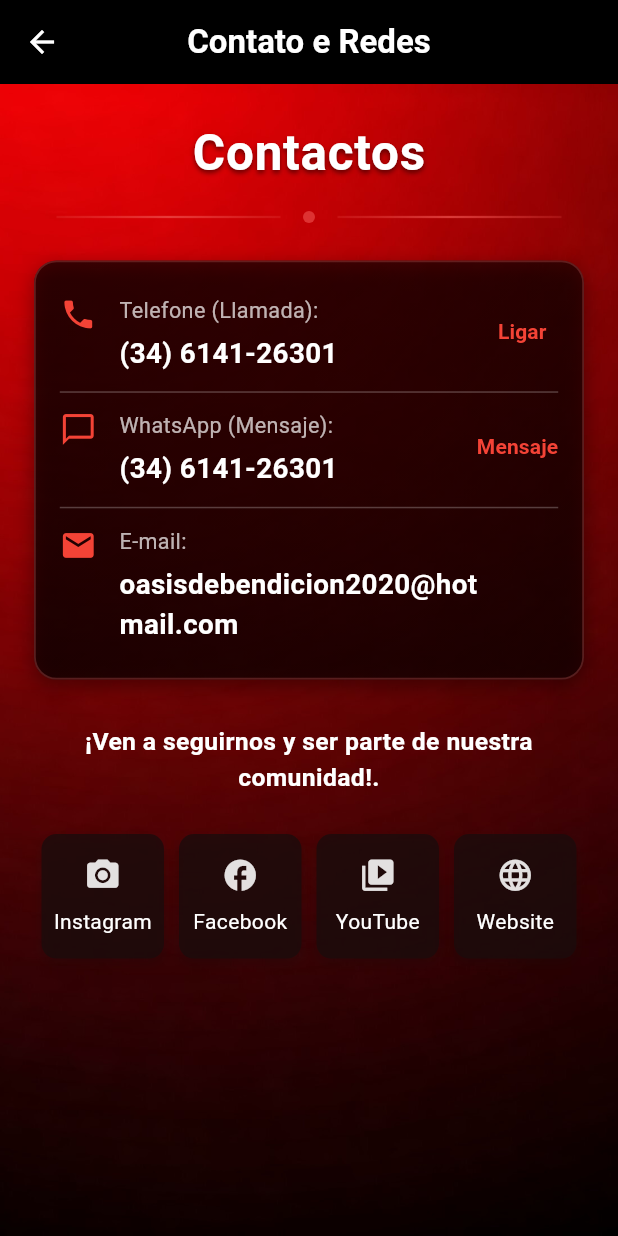
After one commit to madaipsantos/oasis-de-bendicion-app-android, a Flutter app: the ContactsRadioScreen screen opened by its route, on a phone screen of 412 x 824 dp. The commit adds this screen. Run offline on Flutter 3.47's test engine with Material 3 defaults, Android fonts, the phone set to English and light mode, and no system bars; our stand-ins replace audio_service, just_audio, material_design_icons_flutter, package_info_plus, permission_handler, youtube_player_flutter; missing offline and left inert: audio_session, disable_battery_optimizations_latest; network calls fail.

Commit message:
feact: create new contacts page radio

```diff
--- a/lib/config/router/app_router.dart
+++ b/lib/config/router/app_router.dart
@@ -6,6 +6,7 @@ import 'package:webradiooasis/presentation/screens/church_vision_mission_screen.
 import 'package:webradiooasis/presentation/screens/church_services_screen.dart';
 import 'package:webradiooasis/presentation/screens/church_contacts_screen.dart';
 import 'package:webradiooasis/presentation/screens/cult_transmission_screen.dart';
+import 'package:webradiooasis/presentation/screens/radio_contacts_screen.dart';
 import 'package:webradiooasis/presentation/screens/radio_main_screen.dart';
 import 'package:webradiooasis/presentation/screens/radio_programs_screen.dart';
 
@@ -22,6 +23,7 @@ class AppRouter {
   static const String cultTransmissions = '/cult-transmissions';
   static const String location = '/location';
   static const String prayerRequests = '/prayer-requests';
+  static const String contactsRadio = '/contacts-radio';
 
   /// Returns the app's route map for use in MaterialApp
   static Map<String, WidgetBuilder> get routes => {
@@ -34,5 +36,6 @@ class AppRouter {
         cultTransmissions: (context) => const CultTransmissionsScreen(),
         location: (context) => const LocationScreen(),
         prayerRequests: (context) => const PrayerRequestScreen(),
+        contactsRadio: (context) => const ContactsRadioScreen(),
       };
 }
--- a/lib/presentation/screens/church_main_screen.dart
+++ b/lib/presentation/screens/church_main_screen.dart
@@ -373,6 +373,7 @@ class _ChurchMainScreenState extends State<ChurchMainScreen> {
                       ],
                     ),
                   ),
+                  const SizedBox(height: 10),
                   _buildActionGrid(MediaQuery.of(context).size.width),
                 ],
               ),
--- /dev/null
+++ b/lib/presentation/screens/radio_contacts_screen.dart
@@ -0,0 +1,432 @@
+import 'package:flutter/material.dart';
+import 'package:url_launcher/url_launcher.dart';
+import 'package:webradiooasis/core/utils/our_social_contacts.dart';
+// Importação simulada para ícones de redes sociais (em um projeto real, você usaria 'font_awesome_flutter')
+// Usaremos os ícones padrões do Material para manter a compatibilidade no Canvas.
+
+// Constantes copiadas da tela principal para garantir a consistência
+const Color kCardColor = Color.fromARGB(255, 141, 59, 59); // Cor principal
+const Color kButtonColor = Colors.red;
+const double kScreenPadding = 20.0;
+const double kCardBorderRadius = 10.0; // Mantendo o valor do layout base (10.0)
+const String kPhoneUrl = "tel:+34614126301";
+
+/// Tela dedicada aos Contatos e Redes Sociais da Igreja.
+class ContactsRadioScreen extends StatelessWidget {
+  const ContactsRadioScreen({super.key});
+
+  @override
+  Widget build(BuildContext context) {
+    final screenWidth = MediaQuery.of(context).size.width;
+
+    return Scaffold(
+      appBar: AppBar(
+        title: const Text(
+          "Contato e Redes",
+          style: TextStyle(
+            fontWeight: FontWeight.bold,
+            color: Colors.white,
+          ),
+        ),
+        backgroundColor: Colors.black,
+        elevation: 0,
+        centerTitle: true,
+        iconTheme: const IconThemeData(color: Colors.white),
+      ),
+
+      // -----------------------------------------------------------
+      // ESTRUTURA STACK REPLICADA DO ChurchMainScreen
+      // -----------------------------------------------------------
+      backgroundColor: Colors.grey[200],
+      body: Stack(
+        children: [
+          // Background image
+          Container(
+            decoration: const BoxDecoration(
+              image: DecorationImage(
+                image: AssetImage('assets/back.jpg'),
+                fit: BoxFit.cover,
+              ),
+            ),
+          ),
+
+          // Contenido principal
+          Padding(
+            padding: EdgeInsets.all(screenWidth * 0.055),
+            child: SingleChildScrollView(
+              child: Column(
+                crossAxisAlignment: CrossAxisAlignment.start,
+                children: [
+                  Container(
+                    alignment: Alignment.center,
+                    margin: const EdgeInsets.only(bottom: 15),
+                    child: Text(
+                      "Contactos",
+                      style: TextStyle(
+                        color: Colors.white,
+                        fontSize: screenWidth * 0.080,
+                        fontWeight: FontWeight.w600,
+                        letterSpacing: 0.5,
+                        shadows: [
+                          Shadow(
+                            offset: const Offset(0, 2),
+                            blurRadius: 4,
+                            color: Colors.black.withOpacity(0.5),
+                          ),
+                        ],
+                      ),
+                    ),
+                  ),
+                  Container(
+                    margin: const EdgeInsets.only(bottom: 15),
+                    child: Row(
+                      children: [
+                        Expanded(
+                          child: Container(
+                            margin: const EdgeInsets.symmetric(horizontal: 15),
+                            height: 1.5,
+                            decoration: BoxDecoration(
+                              gradient: LinearGradient(
+                                colors: [
+                                  Colors.red.shade400.withOpacity(0.2),
+                                  Colors.red.shade400.withOpacity(0.7),
+                                  Colors.red.shade400.withOpacity(0.2),
+                                ],
+                              ),
+                            ),
+                          ),
+                        ),
+                        Container(
+                          width: 8,
+                          height: 8,
+                          decoration: BoxDecoration(
+                            color: Colors.red.shade400.withOpacity(0.6),
+                            shape: BoxShape.circle,
+                          ),
+                        ),
+                        Expanded(
+                          child: Container(
+                            margin: const EdgeInsets.symmetric(horizontal: 15),
+                            height: 1.5,
+                            decoration: BoxDecoration(
+                              gradient: LinearGradient(
+                                colors: [
+                                  Colors.red.shade400.withOpacity(0.2),
+                                  Colors.red.shade400.withOpacity(0.7),
+                                  Colors.red.shade400.withOpacity(0.2),
+                                ],
+                              ),
+                            ),
+                          ),
+                        ),
+                      ],
+                    ),
+                  ),
+                  SizedBox(height: 10),
+
+                  // -----------------------------------------------------------
+                  // 1. CARTÃO DE INFORMAÇÕES DE CONTATO
+                  // -----------------------------------------------------------
+                  _buildContactInfoCard(screenWidth, context),
+
+                  const SizedBox(height: 30),
+
+                  // -----------------------------------------------------------
+                  // 2. TÍTULO REDES SOCIAIS
+                  // -----------------------------------------------------------
+                  Text(
+                    "¡Ven a seguirnos y ser parte de nuestra comunidad!.",
+                    textAlign: TextAlign.center,
+                    style: TextStyle(
+                      color: Colors.white,
+                      fontSize: screenWidth * 0.04,
+                      fontWeight: FontWeight.bold,
+                    ),
+                  ),
+                  const SizedBox(height: 25),
+
+                  // -----------------------------------------------------------
+                  // 3. BOTÕES DE REDES SOCIAIS
+                  // -----------------------------------------------------------
+                  _buildSocialMediaButtons(context),
+
+                  const SizedBox(height: 30),
+                ],
+              ),
+            ),
+          ),
+        ],
+      ),
+    );
+  }
+
+  /// Constrói o cartão principal com telefone e email.
+  Widget _buildContactInfoCard(double screenWidth, BuildContext context) {
+    return Container(
+      padding: const EdgeInsets.symmetric(horizontal: 16, vertical: 22),
+      decoration: BoxDecoration(
+        borderRadius: BorderRadius.circular(15.0),
+        border: Border.all(
+          color: Color.fromARGB(255, 141, 59, 59).withOpacity(0.5),
+          width: 1.2,
+        ),
+        gradient: LinearGradient(
+          begin: Alignment.topLeft,
+          end: Alignment.bottomRight,
+          colors: [
+            Colors.black.withOpacity(0.7),
+            Colors.black.withOpacity(0.5),
+          ],
+        ),
+        boxShadow: [
+          BoxShadow(
+            color: Colors.black.withOpacity(0.35),
+            blurRadius: 10,
+            offset: const Offset(0, 4),
+          ),
+        ],
+      ),
+      child: Column(
+        children: [
+          // Telefone (Simulando ligação direta)
+          _buildContactRow(
+            icon: Icons.phone,
+            label: "Telefone (Llamada):",
+            value: "(34) 6141-26301",
+            actionText: "Ligar",
+            onPressed: () async {
+              if (await OurSocialContacts.requestPhonePermission()) {
+                await launchUrl(Uri.parse(kPhoneUrl));
+              } else {
+                throw 'Could not launch $kPhoneUrl';
+              }
+            },
+            screenWidth: screenWidth,
+          ),
+          const Divider(
+            color: Colors.white24,
+            height: 25,
+          ), // Divisor após Ligar
+          // WhatsApp (Simulando envio de mensagem) - NOVO!
+          _buildContactRow(
+            icon: Icons.chat_bubble_outline, // Ícone de chat para WhatsApp
+            label: "WhatsApp (Mensaje):",
+            value: "(34) 6141-26301",
+            actionText: "Mensaje",
+            onPressed: () async {
+              const String phone = '34614126301';
+              const String message = "Bendiciones...";
+              await OurSocialContacts.openLink(
+                context,
+                'whatsapp://send?phone=$phone&text=${Uri.encodeComponent(message)}',
+                'https://wa.me/$phone?text=${Uri.encodeComponent(message)}',
+                'WhatsApp',
+              );
+            },
+            screenWidth: screenWidth,
+          ),
+          const Divider(
+            color: Colors.white24,
+            height: 25,
+          ), // Divisor antes do Email
+          // Email (Simulando envio de email)
+          _buildContactRow(
+            icon: Icons.email,
+            label: "E-mail:",
+            value: "oasisdebendicion2020@hotmail.com",
+            actionText: "",
+            onPressed: () => {},
+            screenWidth: screenWidth,
+          ),
+        ],
+      ),
+    );
+  }
+
+  /// Constrói uma linha de contato individual com ação.
+  Widget _buildContactRow({
+    required IconData icon,
+    required String label,
+    required String value,
+    required String actionText,
+    required VoidCallback onPressed,
+    required double screenWidth,
+  }) {
+    return Row(
+      crossAxisAlignment: CrossAxisAlignment.start,
+      children: [
+        Icon(icon, color: kButtonColor, size: screenWidth * 0.06),
+        const SizedBox(width: 15),
+        Expanded(
+          child: Column(
+            crossAxisAlignment: CrossAxisAlignment.start,
+            children: [
+              Text(
+                label,
+                style: TextStyle(
+                  color: Colors.white70,
+                  fontSize: screenWidth * 0.035,
+                ),
+              ),
+              const SizedBox(height: 4),
+              Text(
+                value,
+                style: TextStyle(
+                  color: Colors.white,
+                  fontSize: screenWidth * 0.045,
+                  fontWeight: FontWeight.bold,
+                ),
+              ),
+            ],
+          ),
+        ),
+        TextButton(
+          onPressed: onPressed,
+          style: TextButton.styleFrom(
+            foregroundColor: kButtonColor,
+            padding: EdgeInsets.zero,
+            minimumSize: Size.zero,
+          ),
+          child: Text(
+            actionText,
+            style: const TextStyle(fontWeight: FontWeight.bold),
+          ),
+        ),
+      ],
+    );
+  }
+
+  /// Constrói a seção de botões de redes sociais.
+  Widget _buildSocialMediaButtons(BuildContext context) {
+    return Row(
+      mainAxisAlignment: MainAxisAlignment.spaceBetween,
+      children: [
+        // Botão Instagram
+        _buildSocialButton(
+          icon: Icons.photo_camera, // Placeholder para Instagram
+          label: "Instagram",
+          color: const Color.fromARGB(
+            255,
+            27,
+            11,
+            11,
+          ), // Cor simulada do Instagram
+          onPressed: () async {
+            await OurSocialContacts.openLink(
+              context,
+              'instagram://user?username=oasisdebendiciongijon',
+              'https://www.instagram.com/oasisdebendiciongijon/',
+              'Instagram',
+            );
+          },
+        ),
+        // Botão Facebook
+        _buildSocialButton(
+          icon: Icons.facebook, // Placeholder para Facebook
+          label: "Facebook",
+          color: const Color.fromARGB(
+            255,
+            27,
+            11,
+            11,
+          ), // Cor simulada do Facebook
+          onPressed: () async {
+            await OurSocialContacts.openLink(
+              context,
+              'fb://profile/100064817646055',
+              'https://www.facebook.com/profile.php?id=100064817646055',
+              'Facebook',
+            );
+          },
+        ),
+        // Botão YouTube
+        _buildSocialButton(
+          icon: Icons.video_library, // Placeholder para YouTube
+          label: "YouTube",
+          color: const Color.fromARGB(
+            255,
+            27,
+            11,
+            11,
+          ), // Cor simulada do YouTube
+          onPressed: () async {
+            await OurSocialContacts.openLink(
+              context,
+              'vnd.youtube://www.youtube.com/@oasisdebendiciongijon',
+              'https://www.youtube.com/@oasisdebendiciongijon',
+              'YouTube',
+            );
+          },
+        ),
+        _buildSocialButton(
+          icon: Icons.language, // Placeholder para YouTube
+          label: "Website",
+          color: const Color.fromARGB(
+            255,
+            27,
+            11,
+            11,
+          ), // Cor simulada do YouTube
+          onPressed: () async {
+            await OurSocialContacts.openLink(
+              context,
+              'https://www.oasisdebendicion.org/',
+              'https://www.oasisdebendicion.org/',
+              'Website',
+            );
+          },
+        ),
+      ],
+    );
+  }
+
+  /// Constrói um botão de rede social quadrado.
+  Widget _buildSocialButton({
+    required IconData icon,
+    required String label,
+    required Color color,
+    required VoidCallback onPressed,
+  }) {
+    return Expanded(
+      child: Padding(
+        padding: const EdgeInsets.symmetric(horizontal: 5.0),
+        child: InkWell(
+          onTap: onPressed,
+          borderRadius: BorderRadius.circular(kCardBorderRadius),
+          child: Container(
+            padding: const EdgeInsets.symmetric(vertical: 15),
+            decoration: BoxDecoration(
+              color: color.withOpacity(0.8),
+              borderRadius: BorderRadius.circular(kCardBorderRadius),
+              boxShadow: [
+                BoxShadow(
+                  color: color.withOpacity(0.3),
+                  blurRadius: 5,
+                  offset: const Offset(0, 3),
+                ),
+              ],
+            ),
+            child: Column(
+              mainAxisAlignment: MainAxisAlignment.center,
+              children: [
+                Icon(
+                  icon,
+                  color: const Color.fromARGB(255, 227, 224, 224),
+                  size: 25,
+                ),
+                const SizedBox(height: 8),
+                Text(
+                  label,
+                  style: const TextStyle(
+                    color: Colors.white,
+                    fontWeight: FontWeight.normal,
+                  ),
+                ),
+              ],
+            ),
+          ),
+        ),
+      ),
+    );
+  }
+}
--- a/lib/presentation/screens/radio_main_screen.dart
+++ b/lib/presentation/screens/radio_main_screen.dart
@@ -90,7 +90,7 @@ class _RadioMainScreenState extends State<RadioMainScreen>
         title: "Contactos/Redes sociales",
         icon: Icons.phone,
         onTap: () {
-          Navigator.pushNamed(context, AppRouter.contacts);
+          Navigator.pushNamed(context, AppRouter.contactsRadio);
         },
       ),
     ];
```
